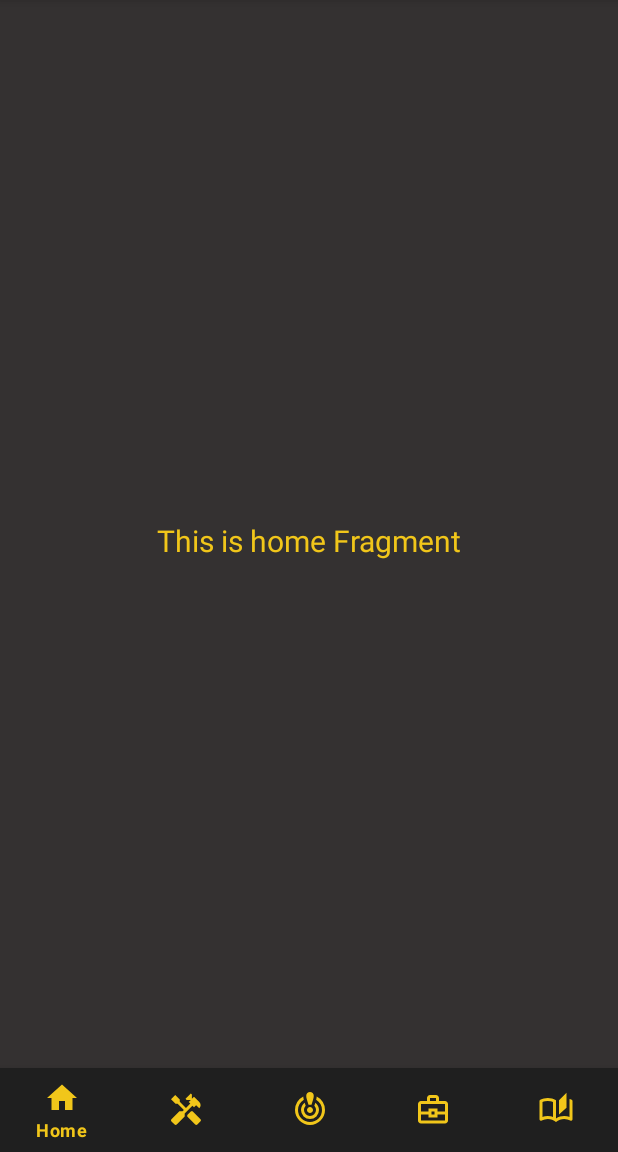
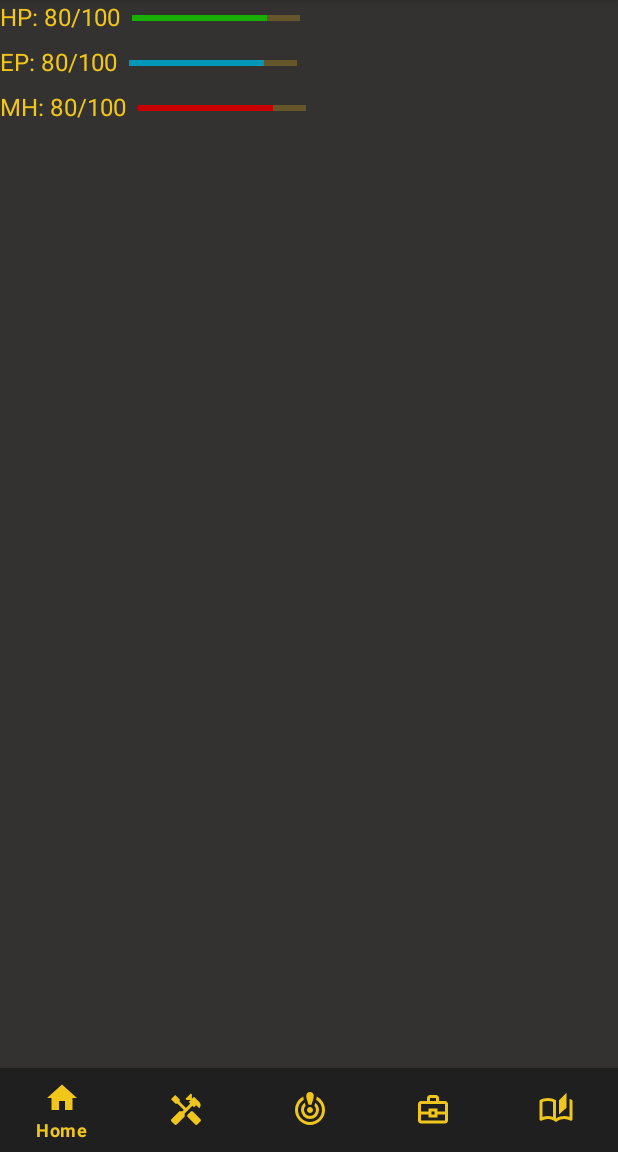
Before and after one commit to Florian2501/SchattenbrecherApp, an Android app: the screen it shows after launch (MainActivity), on a phone screen of 412 x 824 dp, the part 84-1236 px from its top. Run offline under Robolectric (Android 15) with nearby library versions, the phone set to English and light mode, and no system bars; our stand-ins replace navigation-ui.

Commit message:
init status bars home screen

```diff
--- a/app/src/main/java/com/example/schattenbrecherapp/Character.kt
+++ b/app/src/main/java/com/example/schattenbrecherapp/Character.kt
@@ -2,6 +2,10 @@ package com.example.schattenbrecherapp
 
 data class Character(val filePath: String) {
     val characterName: String = "Quentin Solus von Farenth"
+    val currentHealthPoints: Int = 80
+    val currentEhremPoints: Int = 7
+    val currentMentalHealthPoints: Int = 13
+
 
     // this should come from a character file in the real app
     val attributesList = mutableMapOf<String, Int>(
--- a/app/src/main/java/com/example/schattenbrecherapp/ui/home/HomeFragment.kt
+++ b/app/src/main/java/com/example/schattenbrecherapp/ui/home/HomeFragment.kt
@@ -28,10 +28,10 @@ class HomeFragment : Fragment() {
         _binding = FragmentHomeBinding.inflate(inflater, container, false)
         val root: View = binding.root
 
-        val textView: TextView = binding.textHome
-        homeViewModel.text_test.observe(viewLifecycleOwner) {
-            textView.text = it
-        }
+//        val textView: TextView = binding.textHome
+//        homeViewModel.text_test.observe(viewLifecycleOwner) {
+//            textView.text = it
+//        }
         return root
     }
 
--- a/app/src/main/res/layout/fragment_home.xml
+++ b/app/src/main/res/layout/fragment_home.xml
@@ -6,17 +6,111 @@
     android:layout_height="match_parent"
     tools:context=".ui.home.HomeFragment">
 
-    <TextView
-        android:id="@+id/text_home"
+    <LinearLayout
         android:layout_width="match_parent"
-        android:layout_height="wrap_content"
-        android:layout_marginStart="8dp"
-        android:layout_marginTop="8dp"
-        android:layout_marginEnd="8dp"
-        android:textAlignment="center"
-        android:textSize="20sp"
-        app:layout_constraintBottom_toBottomOf="parent"
-        app:layout_constraintEnd_toEndOf="parent"
-        app:layout_constraintStart_toStartOf="parent"
-        app:layout_constraintTop_toTopOf="parent" />
+        android:layout_height="match_parent"
+        android:orientation="vertical">
+
+        <LinearLayout
+            android:layout_width="match_parent"
+            android:layout_height="match_parent"
+            android:orientation="horizontal">
+
+        <ImageView
+            android:layout_width="wrap_content"
+            android:layout_height="wrap_content"/>
+
+            <LinearLayout
+                android:layout_width="match_parent"
+                android:layout_height="match_parent"
+                android:orientation="vertical">
+
+                <LinearLayout
+                    android:layout_width="wrap_content"
+                    android:layout_height="wrap_content"
+                    android:orientation="horizontal">
+                    <TextView
+                        android:id="@+id/health_text_view"
+                        android:layout_width="wrap_content"
+                        android:layout_height="wrap_content"
+                        android:text="HP: 80/100"
+                        android:textSize="16sp"
+                        android:layout_marginBottom="8dp"/>
+
+                    <ProgressBar
+                        android:id="@+id/health_progress_bar"
+                        style="?android:attr/progressBarStyleHorizontal"
+                        android:layout_width="128dp"
+                        android:layout_height="24dp"
+                        android:padding="8dp"
+                        android:max="100"
+                        android:progress="80"
+                        android:progressTint="@color/health_bar_green"
+                        android:backgroundTint="@color/light_grey"
+                        android:clickable="true"
+                        android:focusable="true" />
+                </LinearLayout>
+
+                <LinearLayout
+                    android:layout_width="wrap_content"
+                    android:layout_height="wrap_content"
+                    android:orientation="horizontal">
+                    <TextView
+                        android:id="@+id/ehrem_text_view"
+                        android:layout_width="wrap_content"
+                        android:layout_height="wrap_content"
+                        android:text="EP: 80/100"
+                        android:textSize="16sp"
+                        android:layout_marginBottom="8dp"/>
+
+                    <ProgressBar
+                        android:id="@+id/ehrem_progress_bar"
+                        style="?android:attr/progressBarStyleHorizontal"
+                        android:layout_width="128dp"
+                        android:layout_height="24dp"
+                        android:padding="8dp"
+                        android:max="100"
+                        android:progress="80"
+                        android:progressTint="@color/ehrem_bar_blue"
+                        android:backgroundTint="@color/light_grey"
+                        android:clickable="true"
+                        android:focusable="true" />
+                </LinearLayout>
+
+                <LinearLayout
+                    android:layout_width="wrap_content"
+                    android:layout_height="wrap_content"
+                    android:orientation="horizontal">
+                    <TextView
+                        android:id="@+id/mental_health_text_view"
+                        android:layout_width="wrap_content"
+                        android:layout_height="wrap_content"
+                        android:text="MH: 80/100"
+                        android:textSize="16sp"
+                        android:layout_marginBottom="8dp"/>
+
+                    <ProgressBar
+                        android:id="@+id/mental_health_progress_bar"
+                        style="?android:attr/progressBarStyleHorizontal"
+                        android:layout_width="128dp"
+                        android:layout_height="24dp"
+                        android:padding="8dp"
+                        android:max="100"
+                        android:progress="80"
+                        android:progressTint="@color/mental_health_bar_red"
+                        android:backgroundTint="@color/light_grey"
+                        android:clickable="true"
+                        android:focusable="true" />
+                </LinearLayout>
+
+
+
+            </LinearLayout>
+        </LinearLayout>
+
+
+
+
+    </LinearLayout>
+
 </androidx.constraintlayout.widget.ConstraintLayout>
--- a/app/src/main/res/values/colors.xml
+++ b/app/src/main/res/values/colors.xml
@@ -4,6 +4,10 @@
     <color name="grey">#343131</color>
     <color name="dark_grey">#1F1F1F</color>
     <color name="yellow">#F1C61A</color>
+
+    <color name="health_bar_green">#18AF00</color>
+    <color name="ehrem_bar_blue">#0097B8</color>
+    <color name="mental_health_bar_red">#C80000</color>
 
     <color name="purple_200">#FFBB86FC</color>
     <color name="purple_500">#FF6200EE</color>
```
